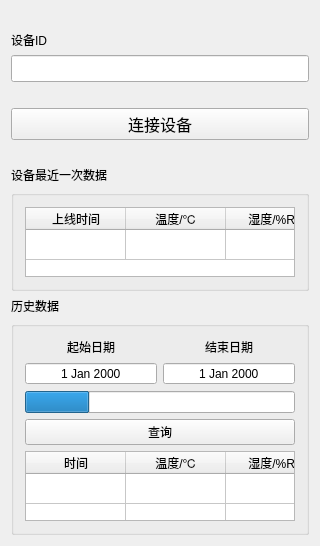
381171634/Remote-Monitor-Phone, file mainwindow.ui: the form before one commit.
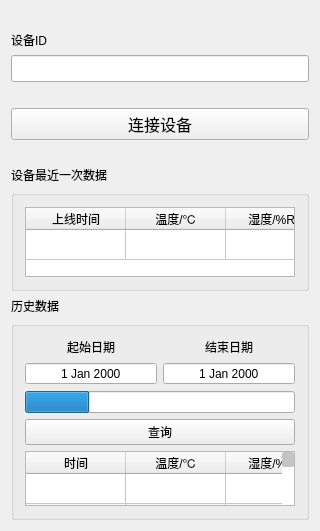
The form after the commit.

Commit message: 1.改变进度条颜色 2.槽的连接和断开配对出现，仿真一个信号出发两次槽函数； 3.主窗口析构函数做退出处理，防止退出时卡屏； 4.优化了界面

Diff of the .ui file:
```diff
--- a/mainwindow.ui
+++ b/mainwindow.ui
@@ -334,8 +334,42 @@
          <property name="focusPolicy">
           <enum>Qt::NoFocus</enum>
          </property>
+         <property name="styleSheet">
+          <string notr="true">QScrollBar:vertical {
+      border: none;
+ 	  background-color: rgba(255, 255, 255);
+      width: 12px;
+      margin: 0px 0 0px 0;
+  }
+  QScrollBar::handle:vertical {
+	 border: none;
+     border-radius:2px;
+      background: rgba(154, 154, 154, 150);
+      min-height: 15px;
+  }
+QScrollBar::sub-line:vertical {
+      border: none;
+      height: 0px;
+      subcontrol-position: top;
+      subcontrol-origin: margin;
+  }
+QScrollBar::add-line:vertical {
+      border: none;
+      height: 0px;
+      subcontrol-position: bottom;
+      subcontrol-origin: margin;
+  }
+  QScrollBar::up-arrow:vertical, QScrollBar::down-arrow:vertical {
+	border:none;
+      width: 0px;
+      height: 0px;
+  }
+  QScrollBar::add-page:vertical, QScrollBar::sub-page:vertical {
+      background: none;
+  }</string>
+         </property>
          <property name="verticalScrollBarPolicy">
-          <enum>Qt::ScrollBarAlwaysOff</enum>
+          <enum>Qt::ScrollBarAsNeeded</enum>
          </property>
          <property name="horizontalScrollBarPolicy">
           <enum>Qt::ScrollBarAlwaysOff</enum>
@@ -343,6 +377,9 @@
          <property name="sizeAdjustPolicy">
           <enum>QAbstractScrollArea::AdjustToContentsOnFirstShow</enum>
          </property>
+         <property name="alternatingRowColors">
+          <bool>true</bool>
+         </property>
          <property name="selectionMode">
           <enum>QAbstractItemView::NoSelection</enum>
          </property>
@@ -356,10 +393,10 @@
           <enum>Qt::SolidLine</enum>
          </property>
          <property name="sortingEnabled">
-          <bool>true</bool>
+          <bool>false</bool>
          </property>
          <property name="rowCount">
-          <number>100</number>
+          <number>20</number>
          </property>
          <attribute name="verticalHeaderVisible">
           <bool>false</bool>
@@ -464,94 +501,6 @@
            <string>新建行</string>
           </property>
          </row>
-         <row>
-          <property name="text">
-           <string>新建行</string>
-          </property>
-         </row>
-         <row>
-          <property name="text">
-           <string>新建行</string>
-          </property>
-         </row>
-         <row/>
-         <row/>
-         <row/>
-         <row/>
-         <row/>
-         <row/>
-         <row/>
-         <row/>
-         <row/>
-         <row/>
-         <row/>
-         <row/>
-         <row/>
-         <row/>
-         <row/>
-         <row/>
-         <row/>
-         <row/>
-         <row/>
-         <row/>
-         <row/>
-         <row/>
-         <row/>
-         <row/>
-         <row/>
-         <row/>
-         <row/>
-         <row/>
-         <row/>
-         <row/>
-         <row/>
-         <row/>
-         <row/>
-         <row/>
-         <row/>
-         <row/>
-         <row/>
-         <row/>
-         <row/>
-         <row/>
-         <row/>
-         <row/>
-         <row/>
-         <row/>
-         <row/>
-         <row/>
-         <row/>
-         <row/>
-         <row/>
-         <row/>
-         <row/>
-         <row/>
-         <row/>
-         <row/>
-         <row/>
-         <row/>
-         <row/>
-         <row/>
-         <row/>
-         <row/>
-         <row/>
-         <row/>
-         <row/>
-         <row/>
-         <row/>
-         <row/>
-         <row/>
-         <row/>
-         <row/>
-         <row/>
-         <row/>
-         <row/>
-         <row/>
-         <row/>
-         <row/>
-         <row/>
-         <row/>
-         <row/>
          <column>
           <property name="text">
            <string>时间</string>
```
The commit also changes 3 other files.
